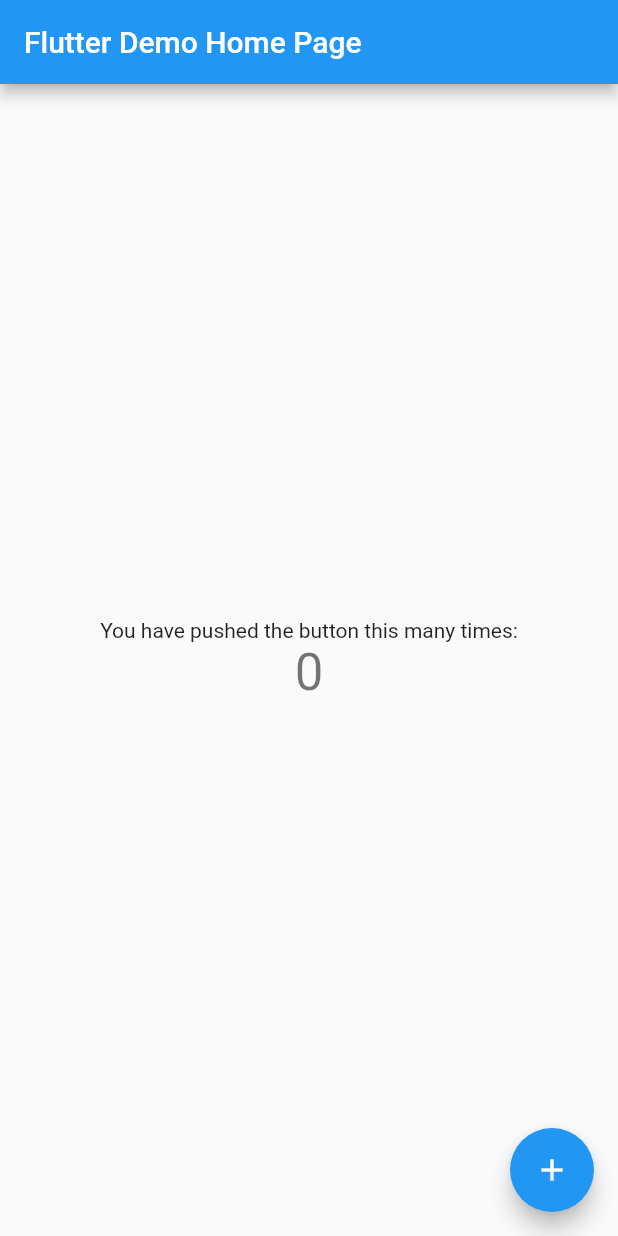
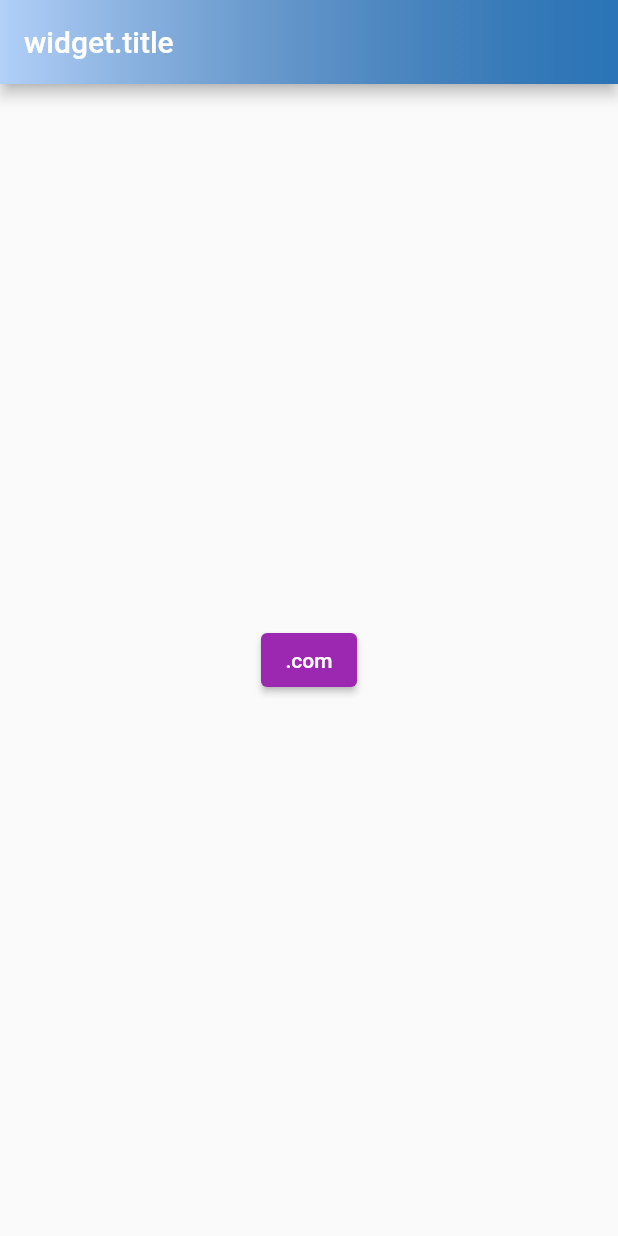
Before and after one commit to Susilkessav/Expiry_Remainder, a Flutter app: the screen it shows after launch, on a phone screen of 412 x 824 dp. Run offline on Flutter 3.47's test engine with Material 2 defaults, Android fonts, the phone set to English and light mode, and no system bars; our stand-ins replace gradient_app_bar.

Commit message:
add app bar with gradient

```diff
--- a/lib/main.dart
+++ b/lib/main.dart
@@ -1,113 +1,42 @@
 import 'package:flutter/material.dart';
+import 'package:gradient_app_bar/gradient_app_bar.dart';
 
-void main() {
-  runApp(MyApp());
-}
+void main() => runApp(MyApp());
 
 class MyApp extends StatelessWidget {
-  // This widget is the root of your application.
   @override
   Widget build(BuildContext context) {
     return MaterialApp(
-      title: 'Flutter Demo',
+      title: 'Woolha.com Flutter Tutorial',
+      home: _ElevatedButtonExample(),
       theme: ThemeData(
-        // This is the theme of your application.
-        //
-        // Try running your application with "flutter run". You'll see the
-        // application has a blue toolbar. Then, without quitting the app, try
-        // changing the primarySwatch below to Colors.green and then invoke
-        // "hot reload" (press "r" in the console where you ran "flutter run",
-        // or simply save your changes to "hot reload" in a Flutter IDE).
-        // Notice that the counter didn't reset back to zero; the application
-        // is not restarted.
-        primarySwatch: Colors.blue,
+        elevatedButtonTheme: ElevatedButtonThemeData(
+          style: ElevatedButton.styleFrom(
+            primary: Colors.purple,
+          ),
+        ),
       ),
-      home: MyHomePage(title: 'Flutter Demo Home Page'),
     );
   }
 }
 
-class MyHomePage extends StatefulWidget {
-  MyHomePage({Key key, this.title}) : super(key: key);
-
-  // This widget is the home page of your application. It is stateful, meaning
-  // that it has a State object (defined below) that contains fields that affect
-  // how it looks.
-
-  // This class is the configuration for the state. It holds the values (in this
-  // case the title) provided by the parent (in this case the App widget) and
-  // used by the build method of the State. Fields in a Widget subclass are
-  // always marked "final".
-
-  final String title;
-
-  @override
-  _MyHomePageState createState() => _MyHomePageState();
-}
-
-class _MyHomePageState extends State<MyHomePage> {
-  int _counter = 0;
-
-  void _incrementCounter() {
-    setState(() {
-      // This call to setState tells the Flutter framework that something has
-      // changed in this State, which causes it to rerun the build method below
-      // so that the display can reflect the updated values. If we changed
-      // _counter without calling setState(), then the build method would not be
-      // called again, and so nothing would appear to happen.
-      _counter++;
-    });
-  }
-
+class _ElevatedButtonExample extends StatelessWidget {
   @override
   Widget build(BuildContext context) {
-    // This method is rerun every time setState is called, for instance as done
-    // by the _incrementCounter method above.
-    //
-    // The Flutter framework has been optimized to make rerunning build methods
-    // fast, so that you can just rebuild anything that needs updating rather
-    // than having to individually change instances of widgets.
     return Scaffold(
-      appBar: AppBar(
-        // Here we take the value from the MyHomePage object that was created by
-        // the App.build method, and use it to set our appbar title.
-        title: Text(widget.title),
+      appBar: GradientAppBar(
+        title: Text('widget.title'),
+        backgroundColorStart: Color.fromRGBO(178, 208, 248, 1.0),
+        backgroundColorEnd: Color.fromRGBO(50, 82, 123, 0.5),
       ),
       body: Center(
-        // Center is a layout widget. It takes a single child and positions it
-        // in the middle of the parent.
-        child: Column(
-          // Column is also a layout widget. It takes a list of children and
-          // arranges them vertically. By default, it sizes itself to fit its
-          // children horizontally, and tries to be as tall as its parent.
-          //
-          // Invoke "debug painting" (press "p" in the console, choose the
-          // "Toggle Debug Paint" action from the Flutter Inspector in Android
-          // Studio, or the "Toggle Debug Paint" command in Visual Studio Code)
-          // to see the wireframe for each widget.
-          //
-          // Column has various properties to control how it sizes itself and
-          // how it positions its children. Here we use mainAxisAlignment to
-          // center the children vertically; the main axis here is the vertical
-          // axis because Columns are vertical (the cross axis would be
-          // horizontal).
-          mainAxisAlignment: MainAxisAlignment.center,
-          children: <Widget>[
-            Text(
-              'You have pushed the button this many times:',
-            ),
-            Text(
-              '$_counter',
-              style: Theme.of(context).textTheme.headline4,
-            ),
-          ],
+        child: ElevatedButton(
+          child: Text('.com'),
+          onPressed: () {
+            print('Pressed');
+          },
         ),
       ),
-      floatingActionButton: FloatingActionButton(
-        onPressed: _incrementCounter,
-        tooltip: 'Increment',
-        child: Icon(Icons.add),
-      ), // This trailing comma makes auto-formatting nicer for build methods.
     );
   }
 }
--- a/pubspec.yaml
+++ b/pubspec.yaml
@@ -23,7 +23,7 @@ environment:
 dependencies:
   flutter:
     sdk: flutter
-
+  gradient_app_bar: ^0.0.1
 
   # The following adds the Cupertino Icons font to your application.
   # Use with the CupertinoIcons class for iOS style icons.
```
Also changed, not shown: pubspec.lock, 2 other files.
